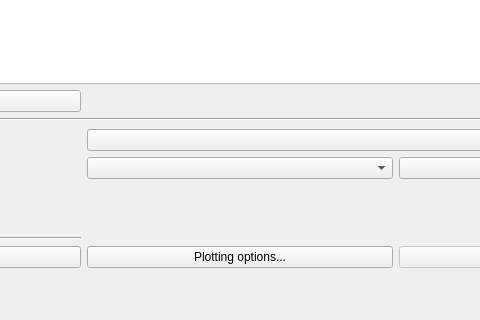
The window that gaitutils/nexus_scripts/plotter_gui.ui (NCH-Motion-Laboratory/gaitutils) describes before a commit, drawn with Qt 5; both pictures show x 255 to 735 and y 528 to 848 of the 980 by 848 pixel window.
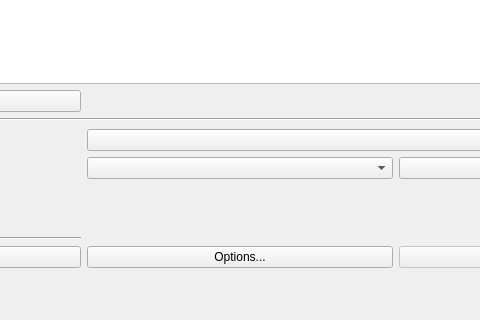
The same window after the commit. Custom widgets are drawn as their Qt base class.

Commit message: add opts dialog

Patch:
```diff
--- a/gaitutils/nexus_scripts/plotter_gui.ui
+++ b/gaitutils/nexus_scripts/plotter_gui.ui
@@ -279,7 +279,7 @@
       <item row="26" column="2">
        <widget class="QPushButton" name="pushButton_2">
         <property name="text">
-         <string>Plotting options...</string>
+         <string>Options...</string>
         </property>
        </widget>
       </item>
```
Left out of the diff: 2 changed lines with no effect on the pictures. The commit also changes 4 other files.
